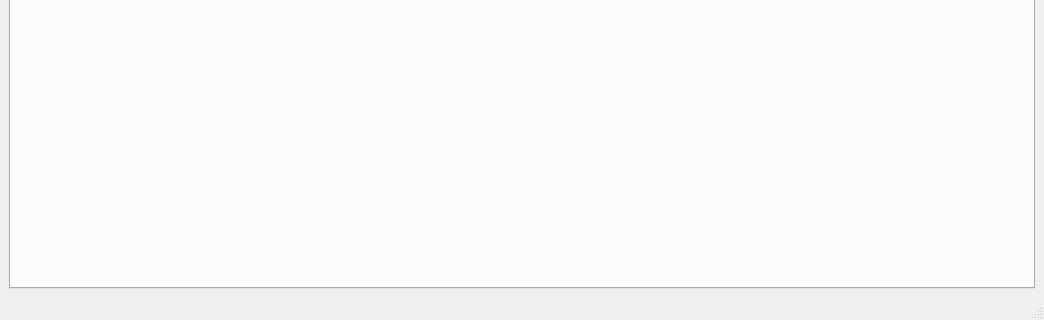
Old version of the form mainwindow.ui in the repository walkblank/uploaderAQI; both pictures show x 0 to 1044 and y 396 to 716 of the 1044 by 716 pixel window.
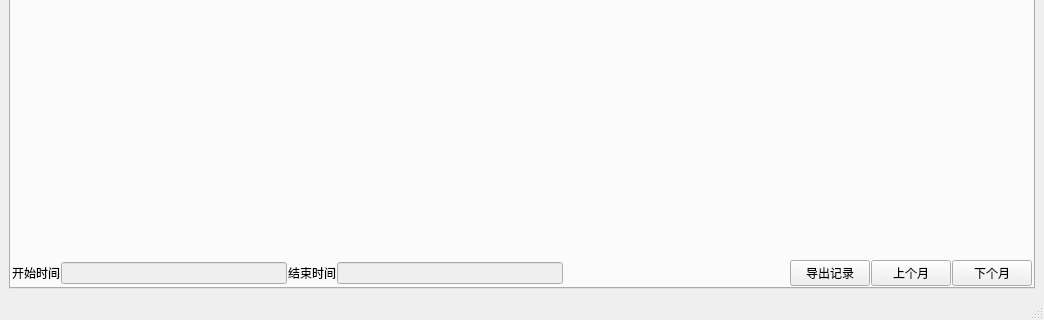
New version of the form. The open tabs and pages were chosen to show the change.

Patch:
```diff
--- a/mainwindow.ui
+++ b/mainwindow.ui
@@ -167,6 +167,9 @@
     </item>
     <item>
      <widget class="QTabWidget" name="tabWidget">
+      <property name="enabled">
+       <bool>true</bool>
+      </property>
       <property name="currentIndex">
        <number>0</number>
       </property>
@@ -196,7 +199,10 @@
        <attribute name="title">
         <string>历史曲线</string>
        </attribute>
-       <layout class="QVBoxLayout" name="verticalLayout_3">
+       <layout class="QVBoxLayout" name="verticalLayout_3" stretch="1,0">
+        <property name="spacing">
+         <number>1</number>
+        </property>
         <property name="leftMargin">
          <number>1</number>
         </property>
@@ -212,6 +218,75 @@
         <item>
          <layout class="QHBoxLayout" name="historyChartView"/>
         </item>
+        <item>
+         <layout class="QHBoxLayout" name="horizontalLayout_4">
+          <item>
+           <widget class="QLabel" name="label_5">
+            <property name="text">
+             <string>开始时间</string>
+            </property>
+           </widget>
+          </item>
+          <item>
+           <widget class="QLineEdit" name="startTime">
+            <property name="enabled">
+             <bool>false</bool>
+            </property>
+           </widget>
+          </item>
+          <item>
+           <widget class="QLabel" name="label_6">
+            <property name="text">
+             <string>结束时间</string>
+            </property>
+           </widget>
+          </item>
+          <item>
+           <widget class="QLineEdit" name="endTime">
+            <property name="enabled">
+             <bool>false</bool>
+            </property>
+           </widget>
+          </item>
+          <item>
+           <spacer name="horizontalSpacer_2">
+            <property name="orientation">
+             <enum>Qt::Horizontal</enum>
+            </property>
+            <property name="sizeHint" stdset="0">
+             <size>
+              <width>40</width>
+              <height>20</height>
+             </size>
+            </property>
+           </spacer>
+          </item>
+          <item>
+           <widget class="QPushButton" name="exportRecordBtn">
+            <property name="text">
+             <string>导出记录</string>
+            </property>
+           </widget>
+          </item>
+          <item>
+           <widget class="QPushButton" name="preMonBtn">
+            <property name="enabled">
+             <bool>true</bool>
+            </property>
+            <property name="text">
+             <string>上个月</string>
+            </property>
+           </widget>
+          </item>
+          <item>
+           <widget class="QPushButton" name="nextMonBtn">
+            <property name="text">
+             <string>下个月</string>
+            </property>
+           </widget>
+          </item>
+         </layout>
+        </item>
        </layout>
       </widget>
      </widget>
```
Left out of the diff: 50 changed lines with no effect on the pictures.
